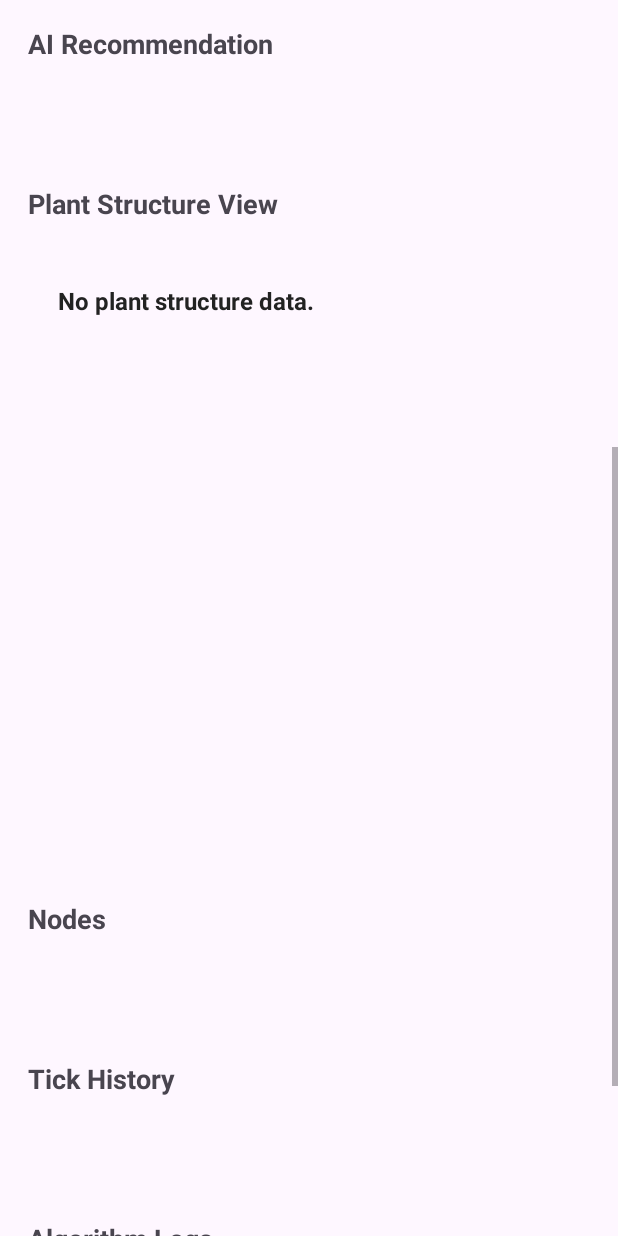
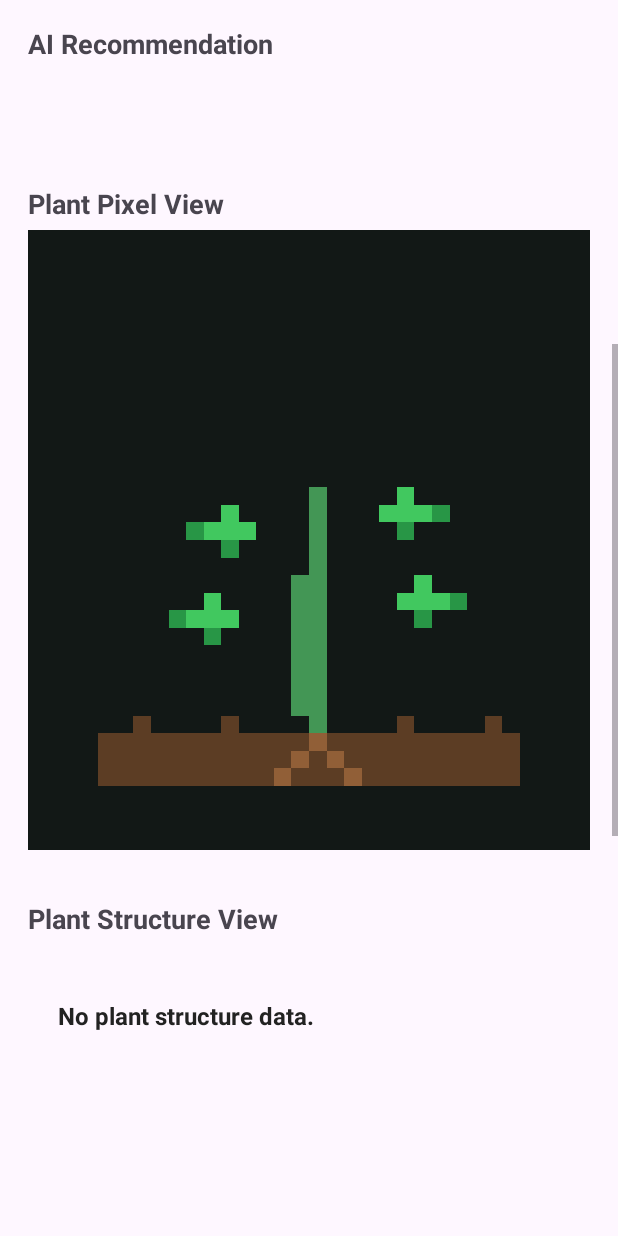
Before and after one commit to Yusolbin/Bio-OS, an Android app: the screen it shows after launch (MainActivity), scrolled down 576 dp, on a phone screen of 412 x 824 dp. Run offline under Robolectric (Android 15) with nearby library versions, the light colour scheme and no system bars; 5 statements that could not run were skipped.

Commit message:
feat: add plant pixel visualization view

```diff
--- a/app/src/main/java/com/cookandroid/bioosapp/MainActivity.java
+++ b/app/src/main/java/com/cookandroid/bioosapp/MainActivity.java
@@ -12,9 +12,10 @@ import android.widget.Toast;
 
 import java.util.ArrayList;
 import java.util.Random;
+import java.util.Set;
+import java.util.HashSet;
 
 import java.io.FileOutputStream;
-
 
 import org.json.JSONArray;
 import org.json.JSONObject;
@@ -32,6 +33,7 @@ public class MainActivity extends Activity {
     private TextView aiRecommendationText;
 
     private PlantTreeView plantTreeView;
+    private PlantPixelView plantPixelView;
 
     private final ArrayList<String> tickHistory = new ArrayList<>();
     private final ArrayList<String> csvHistory = new ArrayList<>();
@@ -124,6 +126,23 @@ public class MainActivity extends Activity {
         summaryText = createSection(root, "Summary");
         statesText = createSection(root, "Active States");
         aiRecommendationText = createSection(root, "AI Recommendation");
+
+        TextView pixelVisualTitle = new TextView(this);
+        pixelVisualTitle.setText("\nPlant Pixel View");
+        pixelVisualTitle.setTextSize(18);
+        pixelVisualTitle.setTypeface(null, Typeface.BOLD);
+        pixelVisualTitle.setPadding(0, 18, 0, 8);
+        root.addView(pixelVisualTitle);
+
+        plantPixelView = new PlantPixelView(this);
+        plantPixelView.setPadding(0, 12, 0, 12);
+        root.addView(
+                plantPixelView,
+                new LinearLayout.LayoutParams(
+                        LinearLayout.LayoutParams.MATCH_PARENT,
+                        620
+                )
+        );
 
         TextView visualTitle = new TextView(this);
         visualTitle.setText("\nPlant Structure View");
@@ -230,32 +249,26 @@ public class MainActivity extends Activity {
             int scenarioType = i % 6;
 
             if (scenarioType == 0) {
-                // Severe drought: Pruning 유도
                 water = randomRange(0.0, 8.0);
                 light = randomRange(70.0, 100.0);
                 temperature = randomRange(30.0, 42.0);
             } else if (scenarioType == 1) {
-                // Dry stress
                 water = randomRange(8.0, 25.0);
                 light = randomRange(50.0, 100.0);
                 temperature = randomRange(25.0, 40.0);
             } else if (scenarioType == 2) {
-                // Recovery / high water
                 water = randomRange(110.0, 160.0);
                 light = randomRange(60.0, 100.0);
                 temperature = randomRange(18.0, 30.0);
             } else if (scenarioType == 3) {
-                // Heat stress
                 water = randomRange(30.0, 90.0);
                 light = randomRange(40.0, 90.0);
                 temperature = randomRange(36.0, 45.0);
             } else if (scenarioType == 4) {
-                // Low light
                 water = randomRange(40.0, 100.0);
                 light = randomRange(0.0, 30.0);
                 temperature = randomRange(15.0, 28.0);
             } else {
-                // Stable condition
                 water = randomRange(60.0, 100.0);
                 light = randomRange(60.0, 85.0);
                 temperature = randomRange(20.0, 30.0);
@@ -346,6 +359,10 @@ public class MainActivity extends Activity {
         tickHistory.clear();
         csvHistory.clear();
 
+        lastWaterInput = 0.0;
+        lastLightInput = 0.0;
+        lastTemperatureInput = 0.0;
+
         updateDashboard();
     }
 
@@ -384,15 +401,15 @@ public class MainActivity extends Activity {
                             "Next Scenario: " + nextScenarioName;
 
             summaryText.setText(summaryResult);
-
-            statesText.setText(parseStates(root));
-            summaryText.setText(summaryResult);
-
             statesText.setText(parseStates(root));
             aiRecommendationText.setText(makeAiRecommendation(summary));
 
-            if (plantTreeView != null) {
-                plantTreeView.updateFromJson(root);
+            if (plantPixelView != null) {
+                plantPixelView.updatePlantState(
+                        extractActiveStateSet(root),
+                        summary.optString("lastAction", "Stable"),
+                        summary.optDouble("totalEnergy", 100.0)
+                );
             }
 
             if (plantTreeView != null) {
@@ -618,6 +635,35 @@ public class MainActivity extends Activity {
         }
 
         return builder.toString();
+    }
+
+    private Set<String> extractActiveStateSet(JSONObject root) {
+        Set<String> result = new HashSet<>();
+
+        JSONObject states = root.optJSONObject("states");
+
+        if (states == null) {
+            return result;
+        }
+
+        JSONArray names = states.names();
+
+        if (names == null) {
+            return result;
+        }
+
+        for (int i = 0; i < names.length(); i++) {
+            String key = names.optString(i);
+            String value = states.optString(key);
+
+            if ("ON".equalsIgnoreCase(value)
+                    || "TRUE".equalsIgnoreCase(value)
+                    || "1".equals(value)) {
+                result.add(key);
+            }
+        }
+
+        return result;
     }
 
     private String parseStates(JSONObject root) {
@@ -859,6 +905,7 @@ public class MainActivity extends Activity {
         engine.addRule("IF Water < 10 THEN PruningMode = ON");
         engine.addRule("IF Water > 100 THEN RecoveryMode = ON");
     }
+
     @Override
     protected void onDestroy() {
         super.onDestroy();
--- /dev/null
+++ b/app/src/main/java/com/cookandroid/bioosapp/PlantPixelView.java
@@ -0,0 +1,261 @@
+package com.cookandroid.bioosapp;
+
+import android.content.Context;
+import android.graphics.Canvas;
+import android.graphics.Color;
+import android.graphics.Paint;
+import android.util.AttributeSet;
+import android.view.View;
+
+import java.util.HashSet;
+import java.util.Set;
+
+public class PlantPixelView extends View {
+
+    private Paint paint;
+
+    private Set<String> activeStates = new HashSet<>();
+    private String lastAction = "Stable";
+    private double totalEnergy = 100.0;
+
+    private final int GRID_WIDTH = 32;
+    private final int GRID_HEIGHT = 32;
+
+    public PlantPixelView(Context context) {
+        super(context);
+        init();
+    }
+
+    public PlantPixelView(Context context, AttributeSet attrs) {
+        super(context, attrs);
+        init();
+    }
+
+    public PlantPixelView(Context context, AttributeSet attrs, int defStyleAttr) {
+        super(context, attrs, defStyleAttr);
+        init();
+    }
+
+    private void init() {
+        paint = new Paint();
+        paint.setStyle(Paint.Style.FILL);
+        paint.setAntiAlias(false);
+    }
+
+    public void updatePlantState(Set<String> activeStates, String lastAction, double totalEnergy) {
+        this.activeStates.clear();
+
+        if (activeStates != null) {
+            this.activeStates.addAll(activeStates);
+        }
+
+        this.lastAction = lastAction != null ? lastAction : "Stable";
+        this.totalEnergy = totalEnergy;
+
+        invalidate();
+    }
+
+    @Override
+    protected void onDraw(Canvas canvas) {
+        super.onDraw(canvas);
+
+        float pixelSize = Math.min(
+                getWidth() / (float) GRID_WIDTH,
+                getHeight() / (float) GRID_HEIGHT
+        );
+
+        float offsetX = (getWidth() - GRID_WIDTH * pixelSize) / 2f;
+        float offsetY = (getHeight() - GRID_HEIGHT * pixelSize) / 2f;
+
+        drawBackground(canvas, pixelSize, offsetX, offsetY);
+        drawSoil(canvas, pixelSize, offsetX, offsetY);
+        drawRoots(canvas, pixelSize, offsetX, offsetY);
+        drawStem(canvas, pixelSize, offsetX, offsetY);
+        drawLeaves(canvas, pixelSize, offsetX, offsetY);
+        drawStateEffects(canvas, pixelSize, offsetX, offsetY);
+    }
+
+    private void drawBackground(Canvas canvas, float pixelSize, float offsetX, float offsetY) {
+        int bgColor = Color.rgb(18, 24, 22);
+
+        if (activeStates.contains("HeatStress")) {
+            bgColor = Color.rgb(35, 22, 20);
+        } else if (activeStates.contains("DroughtMode")) {
+            bgColor = Color.rgb(32, 28, 20);
+        } else if (activeStates.contains("RecoveryMode")) {
+            bgColor = Color.rgb(18, 30, 24);
+        }
+
+        canvas.drawColor(bgColor);
+    }
+
+    private void drawSoil(Canvas canvas, float pixelSize, float offsetX, float offsetY) {
+        int soilColor = Color.rgb(92, 61, 36);
+
+        if (activeStates.contains("DroughtMode")) {
+            soilColor = Color.rgb(120, 92, 50);
+        }
+
+        for (int y = 27; y < 30; y++) {
+            for (int x = 4; x < 28; x++) {
+                drawPixel(canvas, x, y, soilColor, pixelSize, offsetX, offsetY);
+            }
+        }
+
+        // 작은 흙 입자
+        drawPixel(canvas, 6, 26, soilColor, pixelSize, offsetX, offsetY);
+        drawPixel(canvas, 11, 26, soilColor, pixelSize, offsetX, offsetY);
+        drawPixel(canvas, 21, 26, soilColor, pixelSize, offsetX, offsetY);
+        drawPixel(canvas, 26, 26, soilColor, pixelSize, offsetX, offsetY);
+    }
+
+    private void drawRoots(Canvas canvas, float pixelSize, float offsetX, float offsetY) {
+        int rootColor = Color.rgb(145, 95, 55);
+
+        if (activeStates.contains("DroughtMode")) {
+            rootColor = Color.rgb(110, 78, 45);
+        }
+
+        drawPixel(canvas, 16, 26, rootColor, pixelSize, offsetX, offsetY);
+        drawPixel(canvas, 16, 27, rootColor, pixelSize, offsetX, offsetY);
+        drawPixel(canvas, 15, 28, rootColor, pixelSize, offsetX, offsetY);
+        drawPixel(canvas, 17, 28, rootColor, pixelSize, offsetX, offsetY);
+        drawPixel(canvas, 14, 29, rootColor, pixelSize, offsetX, offsetY);
+        drawPixel(canvas, 18, 29, rootColor, pixelSize, offsetX, offsetY);
+    }
+
+    private void drawStem(Canvas canvas, float pixelSize, float offsetX, float offsetY) {
+        int stemColor = Color.rgb(67, 150, 85);
+
+        if (activeStates.contains("DroughtMode")) {
+            stemColor = Color.rgb(125, 120, 55);
+        } else if (activeStates.contains("HeatStress")) {
+            stemColor = Color.rgb(130, 90, 60);
+        } else if (activeStates.contains("RecoveryMode")) {
+            stemColor = Color.rgb(80, 190, 100);
+        }
+
+        if (totalEnergy < 40) {
+            stemColor = Color.rgb(90, 105, 70);
+        }
+
+        for (int y = 13; y <= 26; y++) {
+            drawPixel(canvas, 16, y, stemColor, pixelSize, offsetX, offsetY);
+        }
+
+        // 줄기 두께감
+        if (totalEnergy >= 60) {
+            for (int y = 18; y <= 25; y++) {
+                drawPixel(canvas, 15, y, stemColor, pixelSize, offsetX, offsetY);
+            }
+        }
+    }
+
+    private void drawLeaves(Canvas canvas, float pixelSize, float offsetX, float offsetY) {
+        int leafColor = Color.rgb(65, 200, 95);
+        int leafDarkColor = Color.rgb(40, 150, 70);
+
+        if (activeStates.contains("DroughtMode")) {
+            leafColor = Color.rgb(190, 155, 55);
+            leafDarkColor = Color.rgb(125, 95, 45);
+        } else if (activeStates.contains("HeatStress")) {
+            leafColor = Color.rgb(160, 115, 65);
+            leafDarkColor = Color.rgb(180, 65, 55);
+        } else if (activeStates.contains("RecoveryMode")) {
+            leafColor = Color.rgb(95, 235, 120);
+            leafDarkColor = Color.rgb(55, 180, 85);
+        }
+
+        boolean pruned = lastAction.contains("Pruning");
+
+        // 왼쪽 잎
+        if (!pruned || lastAction.equals("PruningAlreadyExecuted")) {
+            drawLeafCluster(canvas, 11, 15, leafColor, leafDarkColor, pixelSize, offsetX, offsetY, false);
+            drawLeafCluster(canvas, 10, 20, leafColor, leafDarkColor, pixelSize, offsetX, offsetY, false);
+        }
+
+        // 오른쪽 잎
+        if (!pruned) {
+            drawLeafCluster(canvas, 21, 14, leafColor, leafDarkColor, pixelSize, offsetX, offsetY, true);
+            drawLeafCluster(canvas, 22, 19, leafColor, leafDarkColor, pixelSize, offsetX, offsetY, true);
+        } else {
+            // 가지치기 흔적
+            int cutColor = Color.rgb(180, 80, 65);
+            drawPixel(canvas, 18, 17, cutColor, pixelSize, offsetX, offsetY);
+            drawPixel(canvas, 19, 17, cutColor, pixelSize, offsetX, offsetY);
+        }
+
+        // 꼭대기 새싹
+        if (activeStates.contains("RecoveryMode")) {
+            int sproutColor = Color.rgb(120, 255, 140);
+            drawPixel(canvas, 16, 11, sproutColor, pixelSize, offsetX, offsetY);
+            drawPixel(canvas, 15, 12, sproutColor, pixelSize, offsetX, offsetY);
+            drawPixel(canvas, 17, 12, sproutColor, pixelSize, offsetX, offsetY);
+        }
+    }
+
+    private void drawLeafCluster(
+            Canvas canvas,
+            int centerX,
+            int centerY,
+            int leafColor,
+            int leafDarkColor,
+            float pixelSize,
+            float offsetX,
+            float offsetY,
+            boolean rightSide
+    ) {
+        int droop = activeStates.contains("DroughtMode") ? 1 : 0;
+
+        drawPixel(canvas, centerX, centerY + droop, leafColor, pixelSize, offsetX, offsetY);
+        drawPixel(canvas, centerX - 1, centerY + droop, leafColor, pixelSize, offsetX, offsetY);
+        drawPixel(canvas, centerX + 1, centerY + droop, leafColor, pixelSize, offsetX, offsetY);
+        drawPixel(canvas, centerX, centerY - 1 + droop, leafColor, pixelSize, offsetX, offsetY);
+        drawPixel(canvas, centerX, centerY + 1 + droop, leafDarkColor, pixelSize, offsetX, offsetY);
+
+        if (rightSide) {
+            drawPixel(canvas, centerX + 2, centerY + droop, leafDarkColor, pixelSize, offsetX, offsetY);
+        } else {
+            drawPixel(canvas, centerX - 2, centerY + droop, leafDarkColor, pixelSize, offsetX, offsetY);
+        }
+    }
+
+    private void drawStateEffects(Canvas canvas, float pixelSize, float offsetX, float offsetY) {
+        if (activeStates.contains("HeatStress")) {
+            int heatColor = Color.rgb(230, 80, 55);
+
+            drawPixel(canvas, 8, 12, heatColor, pixelSize, offsetX, offsetY);
+            drawPixel(canvas, 24, 11, heatColor, pixelSize, offsetX, offsetY);
+            drawPixel(canvas, 25, 18, heatColor, pixelSize, offsetX, offsetY);
+            drawPixel(canvas, 7, 21, heatColor, pixelSize, offsetX, offsetY);
+        }
+
+        if (activeStates.contains("DroughtMode")) {
+            int dryColor = Color.rgb(170, 130, 55);
+
+            drawPixel(canvas, 5, 25, dryColor, pixelSize, offsetX, offsetY);
+            drawPixel(canvas, 9, 24, dryColor, pixelSize, offsetX, offsetY);
+            drawPixel(canvas, 23, 25, dryColor, pixelSize, offsetX, offsetY);
+            drawPixel(canvas, 27, 24, dryColor, pixelSize, offsetX, offsetY);
+        }
+    }
+
+    private void drawPixel(
+            Canvas canvas,
+            int gridX,
+            int gridY,
+            int color,
+            float pixelSize,
+            float offsetX,
+            float offsetY
+    ) {
+        paint.setColor(color);
+
+        float left = offsetX + gridX * pixelSize;
+        float top = offsetY + gridY * pixelSize;
+        float right = left + pixelSize;
+        float bottom = top + pixelSize;
+
+        canvas.drawRect(left, top, right, bottom, paint);
+    }
+}
```
Also changed, not shown: app/src/main/res/layout/activity_main.xml (+96 -12 lines), 2 other files.
